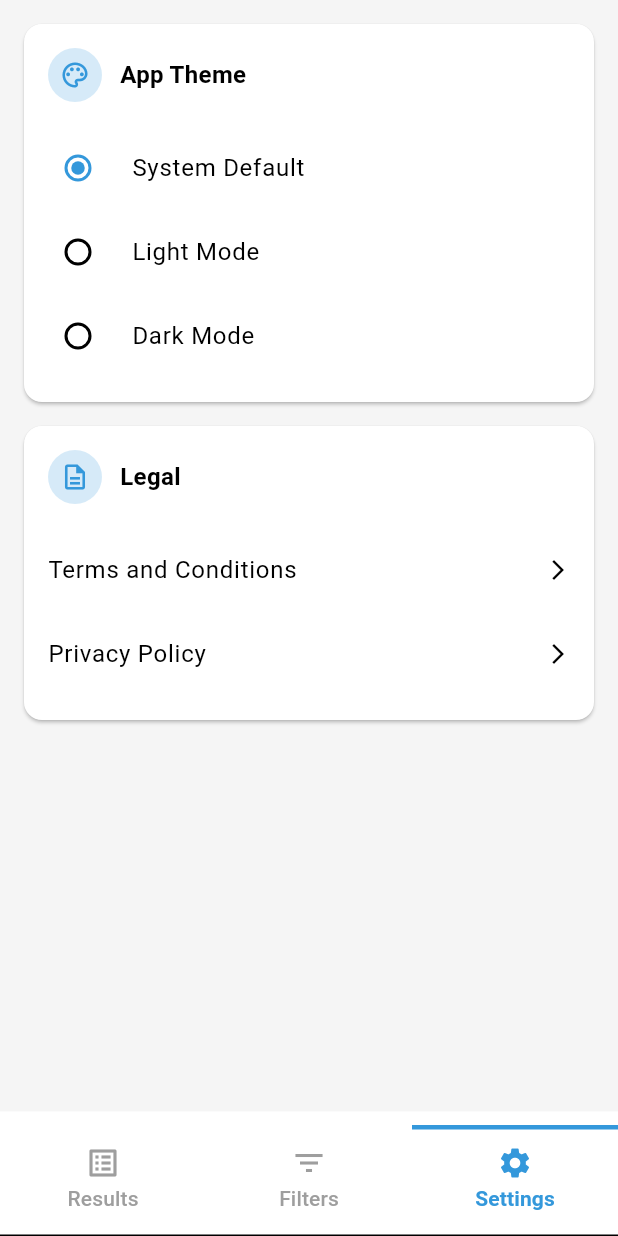
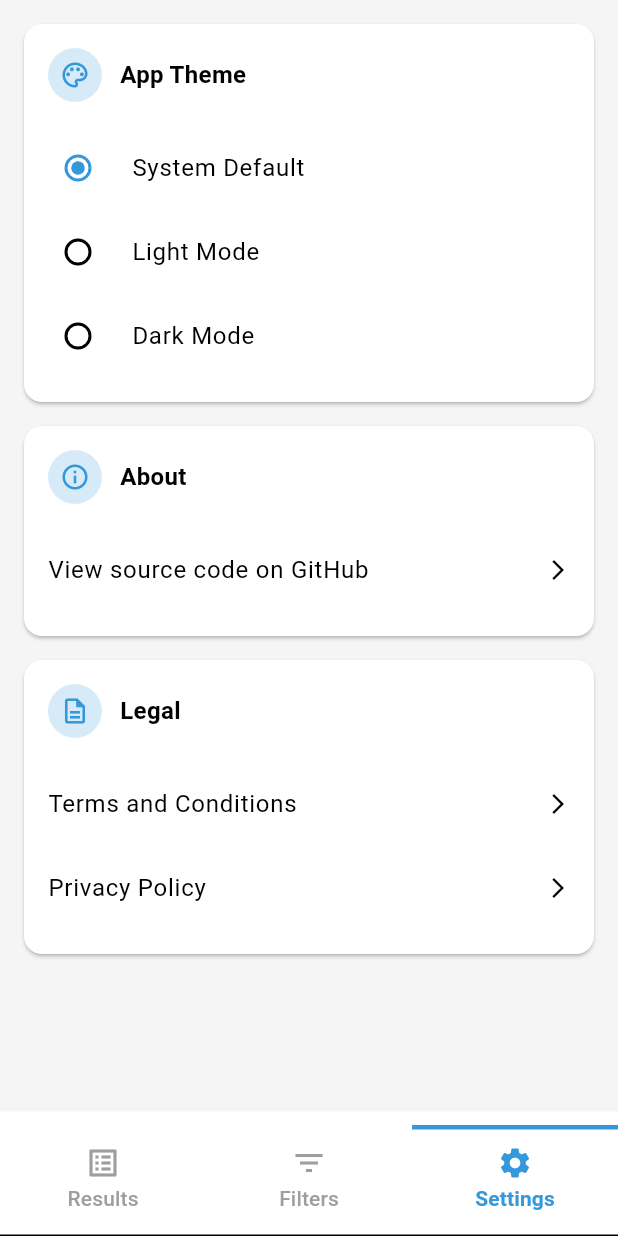
Before and after one commit to arunachalam-b/automated-sms-forwarder, a Flutter app: the screen it shows after launch, item 3 of the bottom bar chosen, on a phone screen of 412 x 824 dp. Run offline on Flutter 3.47's test engine with Material 3 defaults, Android fonts, the phone set to English and light mode, and no system bars; our stand-ins replace flutter_contacts, flutter_local_notifications, permission_handler, shared_preferences, sqflite, webview_flutter; missing offline and left inert: another_telephony, flutter_background_service, flutter_background_service_android; accounts and stored records are empty.

Commit message:
[Arunachalam] Add Github repo link in Setting tab

```diff
--- a/lib/tabs/settings_tab.dart
+++ b/lib/tabs/settings_tab.dart
@@ -1,6 +1,6 @@
 import 'package:flutter/material.dart';
 import 'package:shared_preferences/shared_preferences.dart';
-import '../screens/webview_screen.dart';
+import 'package:url_launcher/url_launcher.dart';
 import '../utils/constants.dart';
 
 class SettingsTab extends StatefulWidget {
@@ -30,6 +30,17 @@ class _SettingsTabState extends State<SettingsTab> {
     final prefs = await SharedPreferences.getInstance();
     await prefs.setString('themeMode', mode.toString());
     widget.onThemeChanged(mode);
+  }
+
+  Future<void> _launchUrl(String url) async {
+    final Uri uri = Uri.parse(url);
+    if (!await launchUrl(uri, mode: LaunchMode.externalApplication)) {
+      if (context.mounted) {
+        ScaffoldMessenger.of(context).showSnackBar(
+          SnackBar(content: Text('Could not open $url')),
+        );
+      }
+    }
   }
 
   @override
@@ -128,6 +139,50 @@ class _SettingsTabState extends State<SettingsTab> {
                             color: Theme.of(context).colorScheme.primary.withOpacity(0.2),
                           ),
                           child: Icon(
+                            Icons.info_outline,
+                            color: Theme.of(context).colorScheme.primary,
+                            size: 20,
+                          ),
+                        ),
+                        const SizedBox(width: 12),
+                        Text(
+                          AppStrings.about,
+                          style: const TextStyle(
+                            fontSize: 16,
+                            fontWeight: FontWeight.w600,
+                          ),
+                        ),
+                      ],
+                    ),
+                    const SizedBox(height: 16),
+                    ListTile(
+                      contentPadding: EdgeInsets.zero,
+                      title: Text(AppStrings.viewSourceCode),
+                      trailing: const Icon(Icons.arrow_forward_ios, size: 16),
+                      onTap: () {
+                        _launchUrl(AppUrls.githubRepo);
+                      },
+                    ),
+                  ],
+                ),
+              ),
+            ),
+            Card(
+              margin: const EdgeInsets.only(bottom: 16),
+              child: Padding(
+                padding: const EdgeInsets.all(16),
+                child: Column(
+                  crossAxisAlignment: CrossAxisAlignment.start,
+                  children: [
+                    Row(
+                      children: [
+                        Container(
+                          padding: const EdgeInsets.all(8),
+                          decoration: BoxDecoration(
+                            shape: BoxShape.circle,
+                            color: Theme.of(context).colorScheme.primary.withOpacity(0.2),
+                          ),
+                          child: Icon(
                             Icons.description_outlined,
                             color: Theme.of(context).colorScheme.primary,
                             size: 20,
@@ -149,15 +204,7 @@ class _SettingsTabState extends State<SettingsTab> {
                       title: Text(AppStrings.termsAndConditions),
                       trailing: const Icon(Icons.arrow_forward_ios, size: 16),
                       onTap: () {
-                        Navigator.push(
-                          context,
-                          MaterialPageRoute(
-                            builder: (context) => WebViewScreen(
-                              url: AppUrls.termsAndConditions,
-                              title: AppStrings.termsAndConditions,
-                            ),
-                          ),
-                        );
+                        _launchUrl(AppUrls.termsAndConditions);
                       },
                     ),
                     ListTile(
@@ -165,15 +212,7 @@ class _SettingsTabState extends State<SettingsTab> {
                       title: Text(AppStrings.privacyPolicy),
                       trailing: const Icon(Icons.arrow_forward_ios, size: 16),
                       onTap: () {
-                        Navigator.push(
-                          context,
-                          MaterialPageRoute(
-                            builder: (context) => WebViewScreen(
-                              url: AppUrls.privacyPolicy,
-                              title: AppStrings.privacyPolicy,
-                            ),
-                          ),
-                        );
+                        _launchUrl(AppUrls.privacyPolicy);
                       },
                     ),
                   ],
--- a/lib/utils/constants.dart
+++ b/lib/utils/constants.dart
@@ -2,10 +2,13 @@ class AppUrls {
   static const String baseUrl = 'https://forward-sms.vercel.app';
   static const String termsAndConditions = '$baseUrl/terms-and-conditions';
   static const String privacyPolicy = '$baseUrl/privacy-policy';
+  static const String githubRepo = 'https://github.com/arunachalam-b/automated-sms-forwarder';
 }
 
 class AppStrings {
   static const String termsAndConditions = 'Terms and Conditions';
   static const String privacyPolicy = 'Privacy Policy';
   static const String legal = 'Legal';
+  static const String about = 'About';
+  static const String viewSourceCode = 'View source code on GitHub';
 }
```
